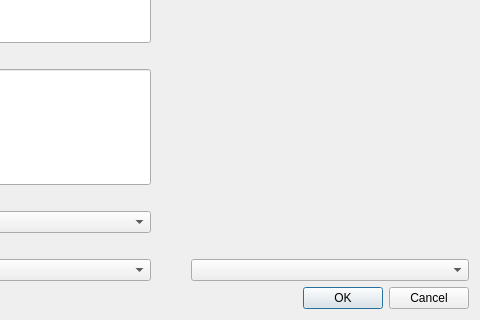
First picture: the form in Project_project/Forms/insertprojectdialog.ui, repository bjoernlewe/Software-Engineering, before the edit; both pictures show x 457 to 937 and y 200 to 520 of the 937 by 520 pixel window.
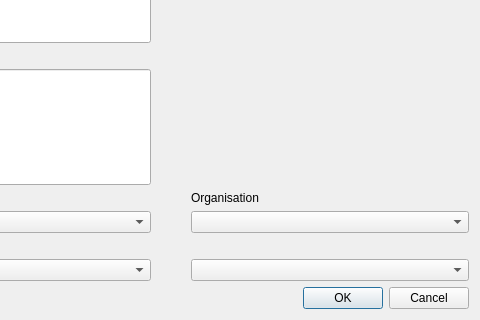
Second picture: the form after the edit.

```diff
--- a/Project_project/Forms/insertprojectdialog.ui
+++ b/Project_project/Forms/insertprojectdialog.ui
@@ -165,6 +165,16 @@
        </property>
       </widget>
      </item>
+     <item row="9" column="2">
+      <widget class="QComboBox" name="OrganisationCombo"/>
+     </item>
+     <item row="8" column="2">
+      <widget class="QLabel" name="Organisation">
+       <property name="text">
+        <string>Organisation</string>
+       </property>
+      </widget>
+     </item>
     </layout>
    </item>
    <item row="1" column="0">
```
